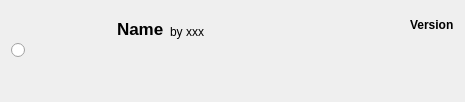
Above: src/ui/local/localmodfileitemwidget.ui from kaniol-lck/modmanager before the change. Below: the same form after it.
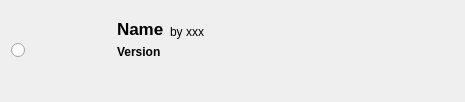
That is the form after the change.

Commit message: fix rollback failed using filelist

```diff
--- a/src/ui/local/localmodfileitemwidget.ui
+++ b/src/ui/local/localmodfileitemwidget.ui
@@ -11,14 +11,29 @@
    </rect>
   </property>
   <layout class="QGridLayout" name="gridLayout">
-   <item row="0" column="0" rowspan="2">
-    <layout class="QVBoxLayout" name="verticalLayout_2">
-     <item>
-      <widget class="QRadioButton" name="radioButton"/>
-     </item>
-    </layout>
+   <item row="2" column="2">
+    <widget class="QLabel" name="modDescription">
+     <property name="sizePolicy">
+      <sizepolicy hsizetype="Expanding" vsizetype="Expanding">
+       <horstretch>0</horstretch>
+       <verstretch>0</verstretch>
+      </sizepolicy>
+     </property>
+     <property name="toolTip">
+      <string notr="true"/>
+     </property>
+     <property name="text">
+      <string/>
+     </property>
+     <property name="alignment">
+      <set>Qt::AlignLeading|Qt::AlignLeft|Qt::AlignTop</set>
+     </property>
+     <property name="wordWrap">
+      <bool>true</bool>
+     </property>
+    </widget>
    </item>
-   <item row="0" column="1" rowspan="2">
+   <item row="0" column="1" rowspan="3">
     <widget class="QLabel" name="modIcon">
      <property name="sizePolicy">
       <sizepolicy hsizetype="Fixed" vsizetype="Fixed">
@@ -43,6 +58,13 @@
      </property>
     </widget>
    </item>
+   <item row="0" column="0" rowspan="3">
+    <layout class="QVBoxLayout" name="verticalLayout_2">
+     <item>
+      <widget class="QRadioButton" name="radioButton"/>
+     </item>
+    </layout>
+   </item>
    <item row="0" column="2">
     <layout class="QHBoxLayout" name="horizontalLayout_3">
      <item>
@@ -120,53 +142,31 @@
        </property>
       </spacer>
      </item>
-     <item>
-      <widget class="QLabel" name="modVersion">
-       <property name="sizePolicy">
-        <sizepolicy hsizetype="Preferred" vsizetype="Preferred">
-         <horstretch>0</horstretch>
-         <verstretch>0</verstretch>
-        </sizepolicy>
-       </property>
-       <property name="font">
-        <font>
-         <pointsize>9</pointsize>
-         <weight>75</weight>
-         <bold>true</bold>
-        </font>
-       </property>
-       <property name="toolTip">
-        <string notr="true"/>
-       </property>
-       <property name="text">
-        <string>Version</string>
-       </property>
-       <property name="alignment">
-        <set>Qt::AlignLeading|Qt::AlignLeft|Qt::AlignVCenter</set>
-       </property>
-      </widget>
-     </item>
     </layout>
    </item>
    <item row="1" column="2">
-    <widget class="QLabel" name="modDescription">
+    <widget class="QLabel" name="modVersion">
      <property name="sizePolicy">
-      <sizepolicy hsizetype="Expanding" vsizetype="Expanding">
+      <sizepolicy hsizetype="Preferred" vsizetype="Preferred">
        <horstretch>0</horstretch>
        <verstretch>0</verstretch>
       </sizepolicy>
      </property>
+     <property name="font">
+      <font>
+       <pointsize>9</pointsize>
+       <weight>75</weight>
+       <bold>true</bold>
+      </font>
+     </property>
      <property name="toolTip">
       <string notr="true"/>
      </property>
      <property name="text">
-      <string/>
+      <string>Version</string>
      </property>
      <property name="alignment">
-      <set>Qt::AlignLeading|Qt::AlignLeft|Qt::AlignTop</set>
-     </property>
-     <property name="wordWrap">
-      <bool>true</bool>
+      <set>Qt::AlignLeading|Qt::AlignLeft|Qt::AlignVCenter</set>
      </property>
     </widget>
    </item>
```
The commit also changes 1 other file.
